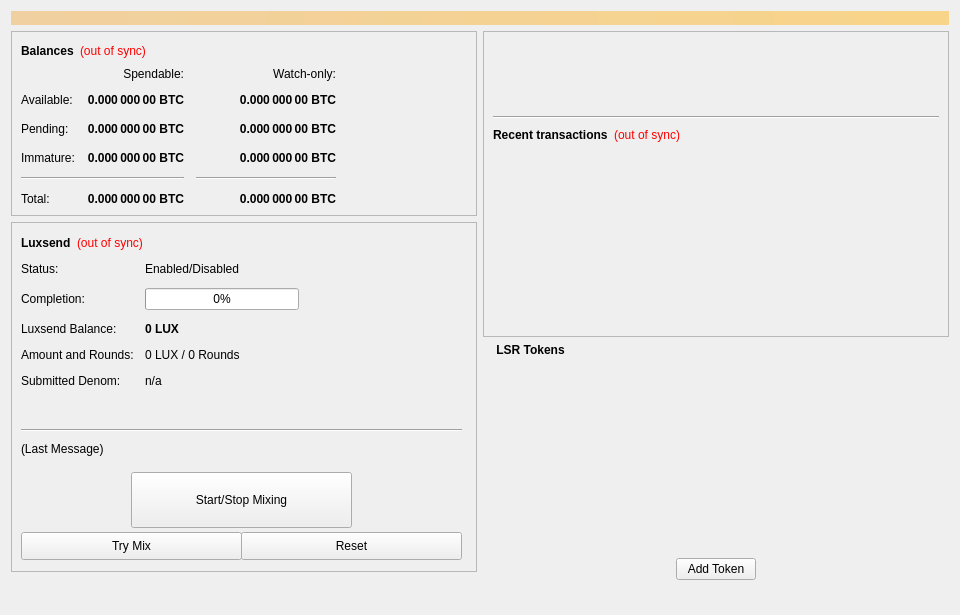
The window that src/qt/forms/overviewpage.ui (LUX-Core/lux) describes before a commit, drawn with Qt 5.
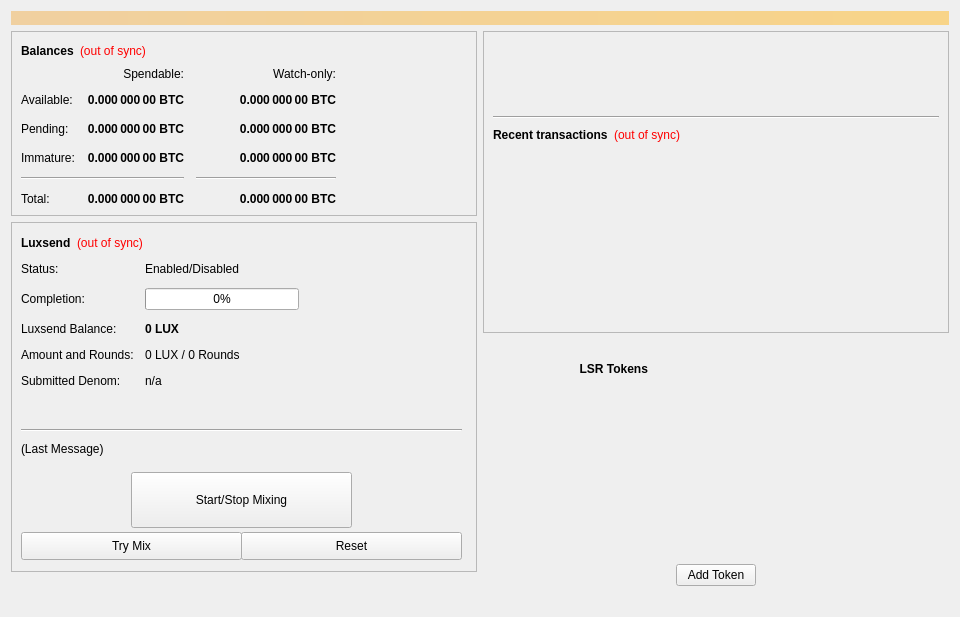
The same window after the commit.

Commit message: Add token tx pop-up notifications

Patch:
```diff
--- a/src/qt/forms/overviewpage.ui
+++ b/src/qt/forms/overviewpage.ui
@@ -7,7 +7,7 @@
     <x>0</x>
     <y>0</y>
     <width>960</width>
-    <height>615</height>
+    <height>617</height>
    </rect>
   </property>
   <property name="minimumSize">
@@ -1236,10 +1236,20 @@
         </widget>
        </item>
        <item>
-        <layout class="QVBoxLayout" name="horizontalLayout_3">
-         <property name="spacing">
-          <number>12</number>
+        <spacer name="verticalSpacer_4">
+         <property name="orientation">
+          <enum>Qt::Vertical</enum>
          </property>
+         <property name="sizeHint" stdset="0">
+          <size>
+           <width>20</width>
+           <height>40</height>
+          </size>
+         </property>
+        </spacer>
+       </item>
+       <item>
+        <layout class="QHBoxLayout" name="horizontalLayout_3">
          <item>
           <widget class="QLabel" name="labelTokens">
            <property name="font">
@@ -1249,11 +1259,28 @@
             </font>
            </property>
            <property name="text">
-            <string>    LSR Tokens</string>
+            <string>                             LSR Tokens</string>
            </property>
           </widget>
          </item>
          <item>
+          <spacer name="horizontalSpacer_6">
+           <property name="orientation">
+            <enum>Qt::Horizontal</enum>
+           </property>
+           <property name="sizeHint" stdset="0">
+            <size>
+             <width>40</width>
+             <height>20</height>
+            </size>
+           </property>
+          </spacer>
+         </item>
+        </layout>
+       </item>
+       <item>
+        <layout class="QVBoxLayout" name="horizontalLayout_3">
+         <item>
           <layout class="QHBoxLayout" name="horizontalLayout_4">
            <property name="leftMargin">
             <number>10</number>
@@ -1269,6 +1296,18 @@
              <property name="styleSheet">
               <string notr="true">QListView { background: transparent; }</string>
              </property>
+             <property name="frameShape">
+              <enum>QFrame::NoFrame</enum>
+             </property>
+             <property name="verticalScrollBarPolicy">
+              <enum>Qt::ScrollBarAlwaysOff</enum>
+             </property>
+             <property name="horizontalScrollBarPolicy">
+              <enum>Qt::ScrollBarAlwaysOff</enum>
+             </property>
+             <property name="selectionMode">
+              <enum>QAbstractItemView::NoSelection</enum>
+             </property>
             </widget>
            </item>
           </layout>
```
Left out of the diff: 2 changed lines with no effect on the pictures. The commit also changes 8 other files.
